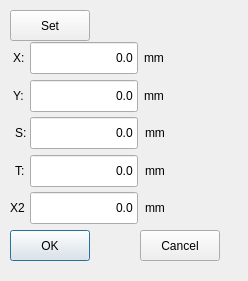
This is hcmanualoperation/axismodifydialog_8.ui in GaussCheng/2-5AxisPunch as Qt 5 draws it before an edit. The edited form follows.
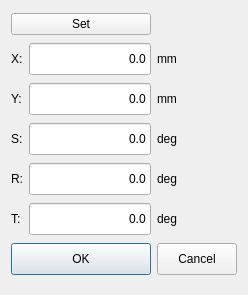
This is the edited form. Custom widgets are drawn as their Qt base class.

```diff
--- a/hcmanualoperation/axismodifydialog_8.ui
+++ b/hcmanualoperation/axismodifydialog_8.ui
@@ -7,147 +7,78 @@
     <x>0</x>
     <y>0</y>
     <width>248</width>
-    <height>281</height>
+    <height>295</height>
    </rect>
   </property>
   <property name="windowTitle">
    <string>Modify</string>
   </property>
+  <layout class="QGridLayout" name="gridLayout">
+   <item row="3" column="2">
+    <widget class="QLabel" name="label_6">
+     <property name="text">
+      <string>deg</string>
+     </property>
+    </widget>
+   </item>
+   <item row="5" column="0">
+    <widget class="QLabel" name="label_8">
+     <property name="text">
+      <string>T:</string>
+     </property>
+    </widget>
+   </item>
+   <item row="7" column="0" colspan="2">
   <widget class="QPushButton" name="okButton">
-   <property name="geometry">
-    <rect>
-     <x>10</x>
-     <y>230</y>
-     <width>80</width>
-     <height>31</height>
-    </rect>
+     <property name="minimumSize">
+      <size>
+       <width>0</width>
+       <height>32</height>
+      </size>
    </property>
    <property name="text">
     <string>OK</string>
    </property>
   </widget>
+   </item>
+   <item row="7" column="2">
   <widget class="QPushButton" name="cancelButton">
-   <property name="geometry">
-    <rect>
-     <x>140</x>
-     <y>230</y>
-     <width>80</width>
-     <height>31</height>
-    </rect>
+     <property name="minimumSize">
+      <size>
+       <width>0</width>
+       <height>32</height>
+      </size>
    </property>
    <property name="text">
     <string>Cancel</string>
    </property>
   </widget>
-  <widget class="QPushButton" name="setButton">
-   <property name="geometry">
-    <rect>
-     <x>10</x>
-     <y>10</y>
-     <width>80</width>
-     <height>31</height>
-    </rect>
-   </property>
-   <property name="text">
-    <string>Set</string>
-   </property>
-  </widget>
-  <widget class="QLabel" name="label_9">
-   <property name="geometry">
-    <rect>
-     <x>10</x>
-     <y>192</y>
-     <width>16</width>
-     <height>32</height>
-    </rect>
-   </property>
-   <property name="text">
-    <string>X2</string>
-   </property>
-  </widget>
-  <widget class="QLabel" name="label_10">
-   <property name="geometry">
-    <rect>
-     <x>145</x>
-     <y>192</y>
-     <width>36</width>
-     <height>32</height>
-    </rect>
-   </property>
-   <property name="text">
-    <string>mm</string>
-   </property>
-  </widget>
-  <widget class="QLabel" name="label_4">
-   <property name="geometry">
-    <rect>
-     <x>144</x>
-     <y>42</y>
-     <width>36</width>
-     <height>32</height>
-    </rect>
-   </property>
-   <property name="text">
-    <string>mm</string>
-   </property>
-  </widget>
-  <widget class="QLabel" name="label">
-   <property name="geometry">
-    <rect>
-     <x>13</x>
-     <y>42</y>
-     <width>11</width>
-     <height>32</height>
-    </rect>
-   </property>
-   <property name="text">
-    <string>X:</string>
-   </property>
-  </widget>
-  <widget class="ICLineEditWithVirtualNumericKeypad" name="xPos">
-   <property name="geometry">
-    <rect>
-     <x>30</x>
-     <y>42</y>
-     <width>108</width>
-     <height>32</height>
-    </rect>
-   </property>
-   <property name="minimumSize">
-    <size>
-     <width>0</width>
-     <height>32</height>
-    </size>
-   </property>
-   <property name="text">
-    <string>0.0</string>
-   </property>
-   <property name="alignment">
-    <set>Qt::AlignRight|Qt::AlignTrailing|Qt::AlignVCenter</set>
-   </property>
-  </widget>
+   </item>
+   <item row="3" column="0">
   <widget class="QLabel" name="label_3">
-   <property name="geometry">
-    <rect>
-     <x>15</x>
-     <y>117</y>
-     <width>11</width>
-     <height>32</height>
-    </rect>
-   </property>
    <property name="text">
     <string>S:</string>
    </property>
   </widget>
+   </item>
+   <item row="3" column="1">
+    <widget class="ICLineEditWithVirtualNumericKeypad" name="zPos">
+     <property name="minimumSize">
+      <size>
+       <width>0</width>
+       <height>32</height>
+      </size>
+     </property>
+     <property name="text">
+      <string>0.0</string>
+     </property>
+     <property name="alignment">
+      <set>Qt::AlignRight|Qt::AlignTrailing|Qt::AlignVCenter</set>
+     </property>
+    </widget>
+   </item>
+   <item row="2" column="1">
   <widget class="ICLineEditWithVirtualNumericKeypad" name="yPos">
-   <property name="geometry">
-    <rect>
-     <x>30</x>
-     <y>80</y>
-     <width>108</width>
-     <height>32</height>
-    </rect>
-   </property>
    <property name="minimumSize">
     <size>
      <width>0</width>
@@ -161,28 +92,9 @@
     <set>Qt::AlignRight|Qt::AlignTrailing|Qt::AlignVCenter</set>
    </property>
   </widget>
-  <widget class="QLabel" name="label_6">
-   <property name="geometry">
-    <rect>
-     <x>145</x>
-     <y>117</y>
-     <width>36</width>
-     <height>32</height>
-    </rect>
-   </property>
-   <property name="text">
-    <string>mm</string>
-   </property>
-  </widget>
-  <widget class="ICLineEditWithVirtualNumericKeypad" name="tPos">
-   <property name="geometry">
-    <rect>
-     <x>30</x>
-     <y>155</y>
-     <width>108</width>
-     <height>32</height>
-    </rect>
-   </property>
+   </item>
+   <item row="1" column="1">
+    <widget class="ICLineEditWithVirtualNumericKeypad" name="xPos">
    <property name="minimumSize">
     <size>
      <width>0</width>
@@ -196,54 +108,51 @@
     <set>Qt::AlignRight|Qt::AlignTrailing|Qt::AlignVCenter</set>
    </property>
   </widget>
-  <widget class="QLabel" name="label_7">
-   <property name="geometry">
-    <rect>
-     <x>145</x>
-     <y>155</y>
-     <width>36</width>
-     <height>32</height>
-    </rect>
-   </property>
-   <property name="text">
-    <string>mm</string>
-   </property>
-  </widget>
-  <widget class="QLabel" name="label_5">
-   <property name="geometry">
-    <rect>
-     <x>144</x>
-     <y>80</y>
-     <width>36</width>
-     <height>32</height>
-    </rect>
-   </property>
-   <property name="text">
-    <string>mm</string>
-   </property>
-  </widget>
+   </item>
+   <item row="2" column="0">
   <widget class="QLabel" name="label_2">
-   <property name="geometry">
-    <rect>
-     <x>13</x>
-     <y>80</y>
-     <width>11</width>
-     <height>32</height>
-    </rect>
-   </property>
    <property name="text">
     <string>Y:</string>
    </property>
   </widget>
-  <widget class="ICLineEditWithVirtualNumericKeypad" name="zPos">
-   <property name="geometry">
-    <rect>
-     <x>30</x>
-     <y>117</y>
-     <width>108</width>
-     <height>32</height>
-    </rect>
-   </property>
+   </item>
+   <item row="5" column="2">
+    <widget class="QLabel" name="label_7">
+     <property name="text">
+      <string>deg</string>
+     </property>
+    </widget>
+   </item>
+   <item row="1" column="0">
+    <widget class="QLabel" name="label">
+     <property name="text">
+      <string>X:</string>
+     </property>
+    </widget>
+   </item>
+   <item row="0" column="0" colspan="2">
+    <widget class="QPushButton" name="setButton">
+     <property name="text">
+      <string>Set</string>
+     </property>
+    </widget>
+   </item>
+   <item row="1" column="2">
+    <widget class="QLabel" name="label_4">
+     <property name="text">
+      <string>mm</string>
+     </property>
+    </widget>
+   </item>
+   <item row="2" column="2">
+    <widget class="QLabel" name="label_5">
+     <property name="text">
+      <string>mm</string>
+     </property>
+    </widget>
+   </item>
+   <item row="5" column="1">
+    <widget class="ICLineEditWithVirtualNumericKeypad" name="tPos">
    <property name="minimumSize">
     <size>
      <width>0</width>
@@ -257,15 +166,16 @@
     <set>Qt::AlignRight|Qt::AlignTrailing|Qt::AlignVCenter</set>
    </property>
   </widget>
+   </item>
+   <item row="4" column="0">
+    <widget class="QLabel" name="label_9">
+     <property name="text">
+      <string>R:</string>
+     </property>
+    </widget>
+   </item>
+   <item row="4" column="1">
   <widget class="ICLineEditWithVirtualNumericKeypad" name="pPos">
-   <property name="geometry">
-    <rect>
-     <x>30</x>
-     <y>192</y>
-     <width>108</width>
-     <height>32</height>
-    </rect>
-   </property>
    <property name="minimumSize">
     <size>
      <width>0</width>
@@ -279,19 +189,15 @@
     <set>Qt::AlignRight|Qt::AlignTrailing|Qt::AlignVCenter</set>
    </property>
   </widget>
-  <widget class="QLabel" name="label_8">
-   <property name="geometry">
-    <rect>
-     <x>15</x>
-     <y>155</y>
-     <width>11</width>
-     <height>32</height>
-    </rect>
-   </property>
+   </item>
+   <item row="4" column="2">
+    <widget class="QLabel" name="label_10">
    <property name="text">
-    <string>T:</string>
-   </property>
-  </widget>
+      <string>deg</string>
+     </property>
+    </widget>
+   </item>
+  </layout>
  </widget>
  <customwidgets>
   <customwidget>
```
Lines whose indentation alone changed are shown as unchanged.
